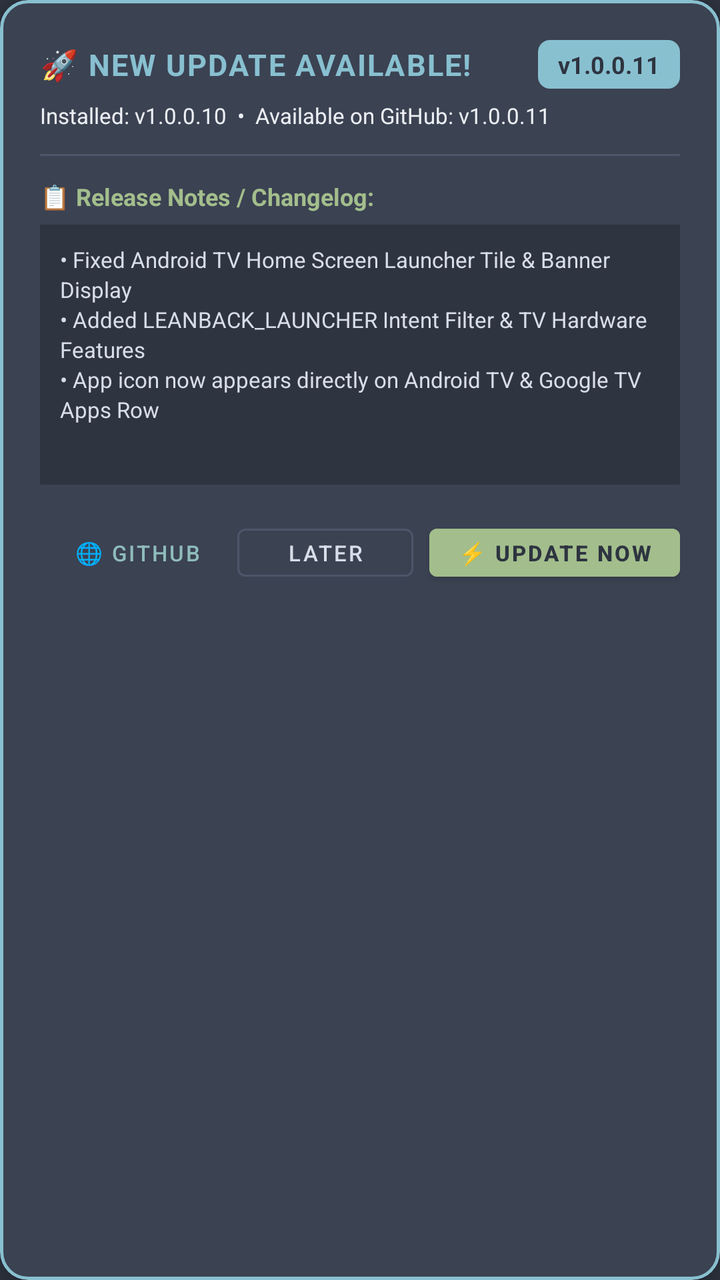
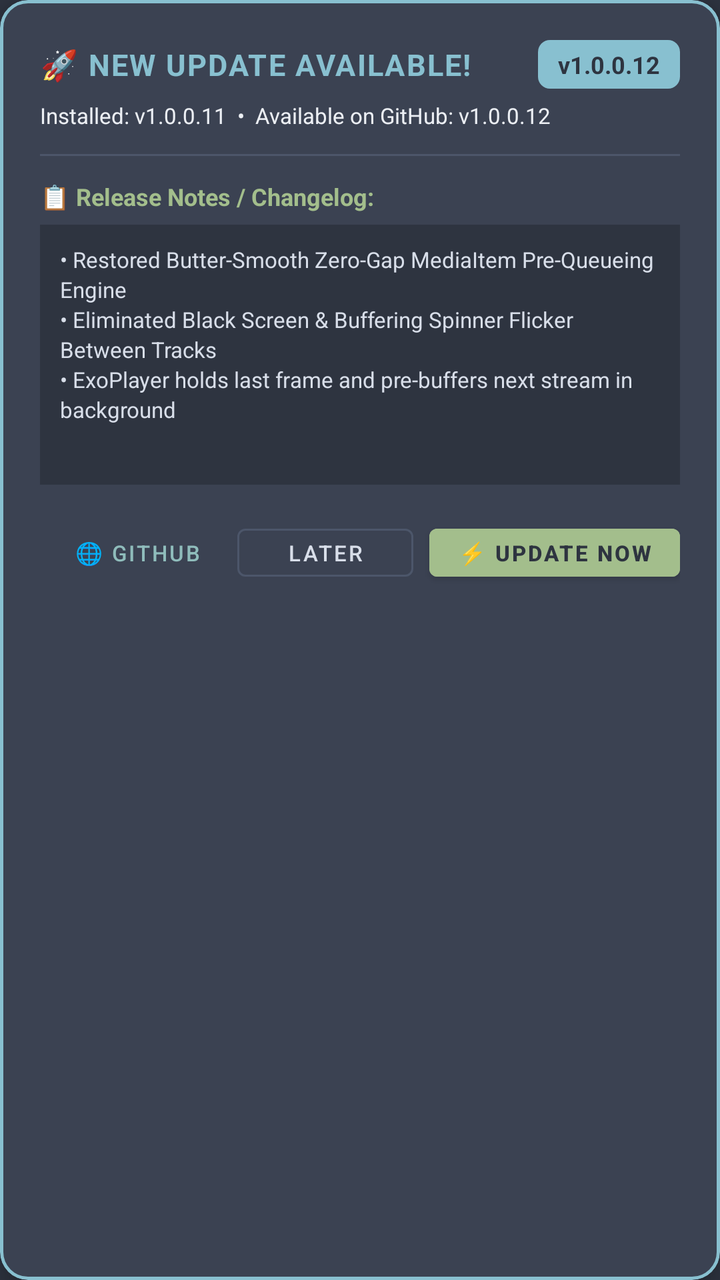

Screens rendered from an Android XML layout before and after an edit, with the pre-edit source and the edit as a unified diff.
<!-- AndroidManifest.xml: application theme Theme.SNfetchPLAYER -->
<!-- res/layout/dialog_app_update.xml -->
<?xml version="1.0" encoding="utf-8"?>
<com.google.android.material.card.MaterialCardView xmlns:android="http://schemas.android.com/apk/res/android"
    xmlns:app="http://schemas.android.com/apk/res-auto"
    android:layout_width="match_parent"
    android:layout_height="wrap_content"
    android:layout_margin="16dp"
    app:cardBackgroundColor="@color/nord1"
    app:cardCornerRadius="14dp"
    app:cardElevation="8dp"
    app:strokeColor="@color/nord8"
    app:strokeWidth="1.5dp">

    <LinearLayout
        android:layout_width="match_parent"
        android:layout_height="wrap_content"
        android:orientation="vertical"
        android:padding="20dp">

        
        <LinearLayout
            android:layout_width="match_parent"
            android:layout_height="wrap_content"
            android:gravity="center_vertical"
            android:orientation="horizontal">

            <TextView
                android:layout_width="0dp"
                android:layout_height="wrap_content"
                android:layout_weight="1"
                android:letterSpacing="0.05"
                android:text="🚀 NEW UPDATE AVAILABLE!"
                android:textColor="@color/nord8"
                android:textSize="15sp"
                android:textStyle="bold" />

            <TextView
                android:id="@+id/tvNewVersionBadge"
                android:layout_width="wrap_content"
                android:layout_height="wrap_content"
                android:background="@drawable/badge_update_bg"
                android:paddingHorizontal="10dp"
                android:paddingVertical="4dp"
                android:text="v1.0.0.11"
                android:textColor="@color/nord0"
                android:textSize="12sp"
                android:textStyle="bold" />
        </LinearLayout>

        
        <TextView
            android:id="@+id/tvUpdateVersionSub"
            android:layout_width="match_parent"
            android:layout_height="wrap_content"
            android:layout_marginTop="6dp"
            android:text="Installed: v1.0.0.10  •  Available on GitHub: v1.0.0.11"
            android:textColor="@color/nord6"
            android:textSize="11sp" />

        
        <View
            android:layout_width="match_parent"
            android:layout_height="1dp"
            android:layout_marginVertical="12dp"
            android:background="@color/nord3" />

        <TextView
            android:layout_width="wrap_content"
            android:layout_height="wrap_content"
            android:text="📋 Release Notes / Changelog:"
            android:textColor="@color/nord14"
            android:textSize="12sp"
            android:textStyle="bold" />

        
        <androidx.core.widget.NestedScrollView
            android:layout_width="match_parent"
            android:layout_height="130dp"
            android:layout_marginTop="6dp"
            android:background="@color/nord0"
            android:padding="10dp">

            <TextView
                android:id="@+id/tvUpdateChangelog"
                android:layout_width="match_parent"
                android:layout_height="wrap_content"
                android:fontFamily="sans-serif"
                android:lineSpacingExtra="2dp"
                android:text="• Fixed Android TV Home Screen Launcher Tile &amp; Banner Display\n• Added LEANBACK_LAUNCHER Intent Filter &amp; TV Hardware Features\n• App icon now appears directly on Android TV &amp; Google TV Apps Row"
                android:textColor="@color/nord4"
                android:textSize="11sp" />
        </androidx.core.widget.NestedScrollView>

        
        <LinearLayout
            android:id="@+id/layoutDownloadProgress"
            android:layout_width="match_parent"
            android:layout_height="wrap_content"
            android:layout_marginTop="12dp"
            android:orientation="vertical"
            android:visibility="gone">

            <ProgressBar
                android:id="@+id/pbDownloadProgress"
                style="?android:attr/progressBarStyleHorizontal"
                android:layout_width="match_parent"
                android:layout_height="8dp"
                android:max="100"
                android:progress="0"
                android:progressTint="@color/nord14" />

            <TextView
                android:id="@+id/tvDownloadProgressStatus"
                android:layout_width="match_parent"
                android:layout_height="wrap_content"
                android:layout_marginTop="4dp"
                android:gravity="center_horizontal"
                android:text="Downloading APK... 0%"
                android:textColor="@color/nord14"
                android:textSize="11sp" />
        </LinearLayout>

        
        <LinearLayout
            android:layout_width="match_parent"
            android:layout_height="wrap_content"
            android:layout_marginTop="16dp"
            android:gravity="end"
            android:orientation="horizontal">

            <com.google.android.material.button.MaterialButton
                android:id="@+id/btnOpenGitHub"
                style="@style/Widget.MaterialComponents.Button.TextButton"
                android:layout_width="wrap_content"
                android:layout_height="36dp"
                android:paddingHorizontal="10dp"
                android:text="🌐 GitHub"
                android:textColor="@color/nord7"
                android:textSize="11sp" />

            <com.google.android.material.button.MaterialButton
                android:id="@+id/btnLaterUpdate"
                style="@style/Widget.MaterialComponents.Button.OutlinedButton"
                android:layout_width="wrap_content"
                android:layout_height="36dp"
                android:layout_marginStart="6dp"
                android:paddingHorizontal="12dp"
                android:text="LATER"
                android:textColor="@color/nord4"
                android:textSize="11sp"
                app:strokeColor="@color/nord3"
                app:strokeWidth="1dp" />

            <com.google.android.material.button.MaterialButton
                android:id="@+id/btnDownloadUpdate"
                android:layout_width="wrap_content"
                android:layout_height="36dp"
                android:layout_marginStart="8dp"
                android:backgroundTint="@color/nord14"
                android:paddingHorizontal="14dp"
                android:text="⚡ UPDATE NOW"
                android:textColor="@color/nord0"
                android:textSize="11sp"
                android:textStyle="bold" />
        </LinearLayout>

    </LinearLayout>
</com.google.android.material.card.MaterialCardView>
<!-- resources referenced by this layout -->
<resources>
  <color name="nord0">#2E3440</color>
  <color name="nord1">#3B4252</color>
  <color name="nord14">#A3BE8C</color>
  <color name="nord3">#4C566A</color>
  <color name="nord4">#D8DEE9</color>
  <color name="nord6">#ECEFF4</color>
  <color name="nord7">#8FBCBB</color>
  <color name="nord8">#88C0D0</color>
  <!-- drawable badge_update_bg (drawable) -->
  <?xml version="1.0" encoding="utf-8"?>
  <shape xmlns:android="http://schemas.android.com/apk/res/android"
      android:shape="rectangle">
      <solid android:color="@color/nord8" />
      <corners android:radius="6dp" />
  </shape>
  <style name="Theme.SNfetchPLAYER" parent="Theme.MaterialComponents.DayNight.NoActionBar">
          <item name="colorPrimary">@color/nord8</item>
          <item name="colorPrimaryVariant">@color/nord10</item>
          <item name="colorOnPrimary">@color/nord0</item>
          <item name="colorSecondary">@color/nord7</item>
          <item name="colorSecondaryVariant">@color/nord9</item>
          <item name="colorOnSecondary">@color/nord0</item>
          <item name="android:statusBarColor">@color/nord0</item>
          <item name="android:navigationBarColor">@color/nord0</item>
          <item name="android:windowBackground">@color/nord0</item>
      </style>
  <color name="nord10">#5E81AC</color>
  <color name="nord9">#81A1C1</color>
</resources>

<!-- the commit's change to res/layout/dialog_app_update.xml (unified diff, before → after) -->
@@ -40,7 +40,7 @@
                 android:background="@drawable/badge_update_bg"
                 android:paddingHorizontal="10dp"
                 android:paddingVertical="4dp"
-                android:text="v1.0.0.11"
+                android:text="v1.0.0.12"
                 android:textColor="@color/nord0"
                 android:textSize="12sp"
                 android:textStyle="bold" />
@@ -52,7 +52,7 @@
             android:layout_width="match_parent"
             android:layout_height="wrap_content"
             android:layout_marginTop="6dp"
-            android:text="Installed: v1.0.0.10  •  Available on GitHub: v1.0.0.11"
+            android:text="Installed: v1.0.0.11  •  Available on GitHub: v1.0.0.12"
             android:textColor="@color/nord6"
             android:textSize="11sp" />
 
@@ -85,7 +85,7 @@
                 android:layout_height="wrap_content"
                 android:fontFamily="sans-serif"
                 android:lineSpacingExtra="2dp"
-                android:text="• Fixed Android TV Home Screen Launcher Tile &amp; Banner Display\n• Added LEANBACK_LAUNCHER Intent Filter &amp; TV Hardware Features\n• App icon now appears directly on Android TV &amp; Google TV Apps Row"
+                android:text="• Restored Butter-Smooth Zero-Gap MediaItem Pre-Queueing Engine\n• Eliminated Black Screen &amp; Buffering Spinner Flicker Between Tracks\n• ExoPlayer holds last frame and pre-buffers next stream in background"
                 android:textColor="@color/nord4"
                 android:textSize="11sp" />
         </androidx.core.widget.NestedScrollView>
